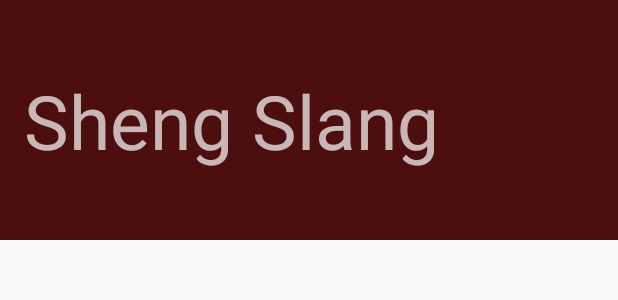
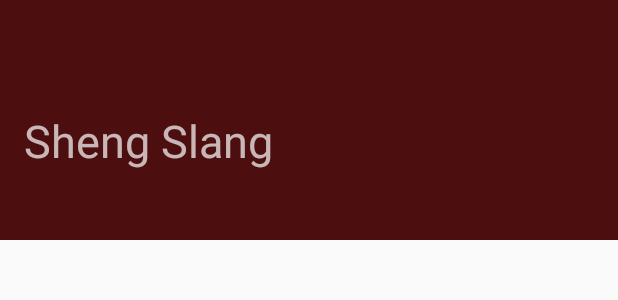
Before and after one commit to meshnesh/Navigation, an Android app: the layout nav_header_main.xml on its own in the app's theme, with its tools: preview values and no code run, on a phone screen of 412 x 824 dp. Shown: the top 300 px of the screen. Run offline under Robolectric (Android 15) with nearby library versions, the phone set to English and light mode, and no system bars.

Commit message:
final app completed

```diff
--- a/app/src/main/res/layout/nav_header_main.xml
+++ b/app/src/main/res/layout/nav_header_main.xml
@@ -20,7 +20,7 @@
         android:layout_width="wrap_content"
         android:layout_height="wrap_content"
         android:text="Sheng Slang"
-        android:textSize="50sp"
+        android:textSize="30sp"
         android:layout_marginBottom="30dp"/>
 
 </LinearLayout>
```
Also changed, not shown: app/src/main/java/com/example/tune/navigation/MainActivity.java (+1 -9 lines), app/src/main/res/layout/app_bar_main.xml (+2 -8 lines).
